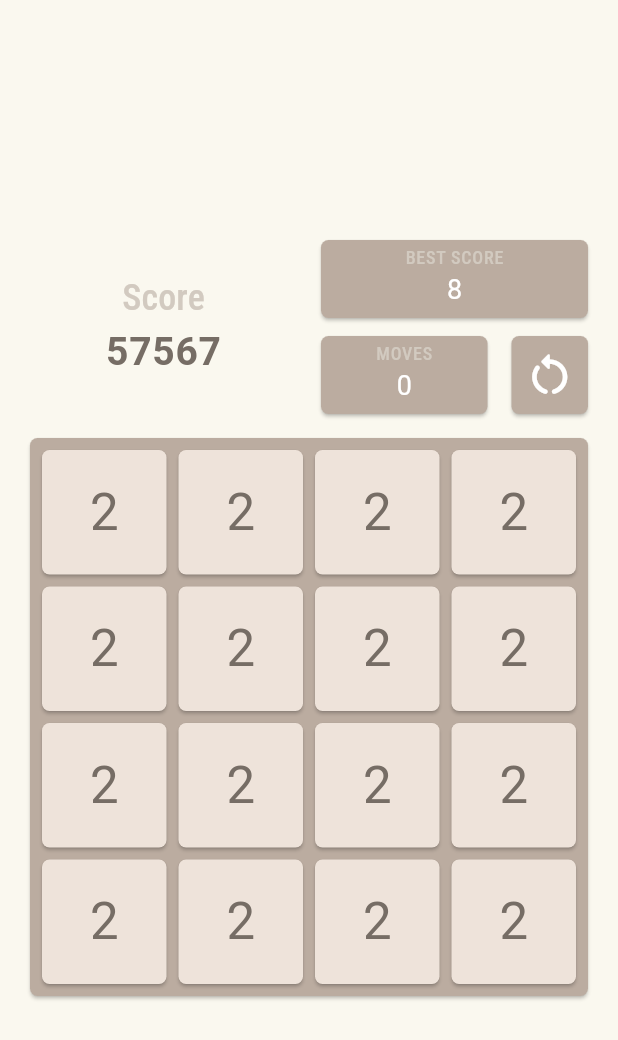
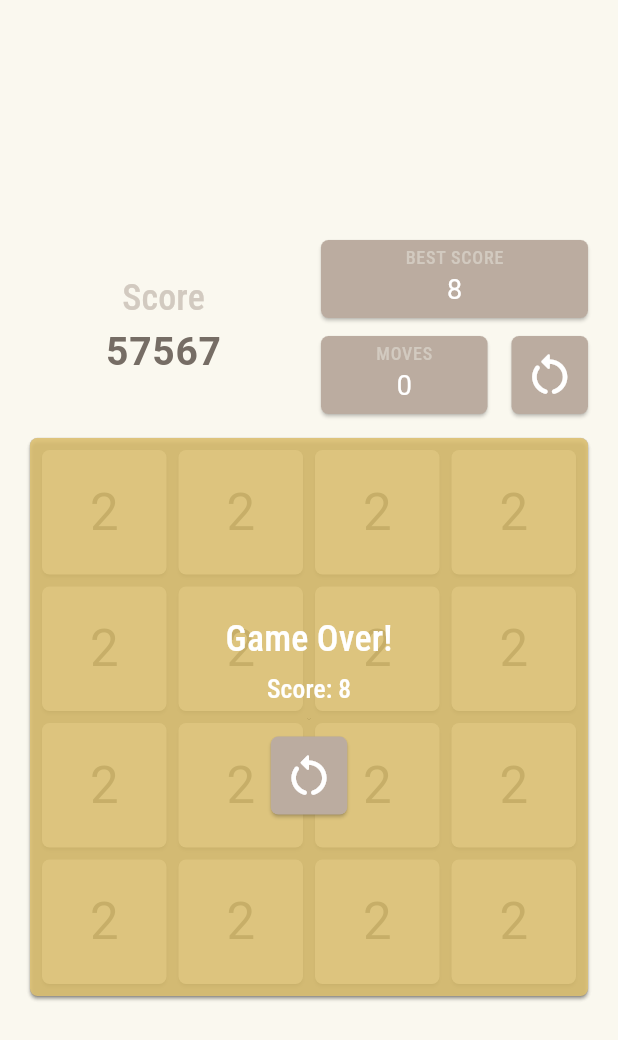
Before and after one commit to Esosek/my_2048, a Flutter app: the screen it shows after launch, on a phone screen of 412 x 824 dp. Shown: the top 1040 px of the screen. Run offline on Flutter 3.47's test engine with Material 3 defaults, Android fonts, the phone set to English and light mode, and no system bars; our stand-ins replace flutter_riverpod, google_fonts, logger.

Commit message:
Added End overlay

```diff
--- a/lib/components/board_tile.dart
+++ b/lib/components/board_tile.dart
@@ -6,6 +6,7 @@ class BoardTile extends StatelessWidget {
   @override
   Widget build(BuildContext context) {
     return Card(
+      // TODO: Add Tile backgroundColor
       color: const Color.fromARGB(255, 238, 227, 218),
       child: Padding(
         padding: const EdgeInsets.all(8),
@@ -15,6 +16,8 @@ class BoardTile extends StatelessWidget {
           child: Text(
             '2',
             style: Theme.of(context).textTheme.bodyLarge!.copyWith(
+                  // TODO: Add dark color for 2 and 4
+                  // TODO: Add light color for rest
                   color: const Color.fromARGB(255, 118, 109, 101),
                   fontSize: 34,
                 ),
--- a/lib/components/end_overlay.dart
+++ b/lib/components/end_overlay.dart
@@ -0,0 +1,36 @@
+import 'package:flutter/material.dart';
+import 'package:my_2048/components/reset_button.dart';
+
+class EndOverlay extends StatelessWidget {
+  const EndOverlay({super.key});
+
+  @override
+  Widget build(BuildContext context) {
+    return Positioned.fill(
+      child: Card(
+        color: const Color.fromARGB(190, 237, 207, 115),
+        child: Column(
+          mainAxisAlignment: MainAxisAlignment.center,
+          children: [
+            Text(
+              'Game Over!',
+              style: Theme.of(context).textTheme.labelLarge!.copyWith(
+                    color: Theme.of(context).colorScheme.onPrimary,
+                  ),
+            ),
+            const SizedBox(height: 4),
+            Text(
+              'Score: 8',
+              style: Theme.of(context).textTheme.labelLarge!.copyWith(
+                    color: Theme.of(context).colorScheme.onPrimary,
+                    fontSize: 17,
+                  ),
+            ),
+            const SizedBox(height: 16),
+            const ResetButton(),
+          ],
+        ),
+      ),
+    );
+  }
+}
--- a/lib/screens/game_screen.dart
+++ b/lib/screens/game_screen.dart
@@ -1,23 +1,31 @@
 import 'package:flutter/material.dart';
 
 import 'package:my_2048/components/board.dart';
+import 'package:my_2048/components/end_overlay.dart';
 import 'package:my_2048/components/reset_button.dart';
 import 'package:my_2048/components/score_counter.dart';
 import 'package:my_2048/components/small_counter.dart';
 
-class GameScreen extends StatelessWidget {
+class GameScreen extends StatefulWidget {
   const GameScreen({super.key});
 
   @override
+  State<GameScreen> createState() => _GameScreenState();
+}
+
+class _GameScreenState extends State<GameScreen> {
+  bool _isGameOver = true;
+
+  @override
   Widget build(BuildContext context) {
-    return const Scaffold(
-      backgroundColor: Color.fromARGB(255, 250, 248, 239),
+    return Scaffold(
+      backgroundColor: const Color.fromARGB(255, 250, 248, 239),
       body: Padding(
-          padding: EdgeInsets.all(16),
+          padding: const EdgeInsets.all(16),
           child: Column(
             mainAxisAlignment: MainAxisAlignment.center,
             children: [
-              Row(
+              const Row(
                 mainAxisAlignment: MainAxisAlignment.spaceBetween,
                 children: [
                   Expanded(
@@ -53,8 +61,14 @@ class GameScreen extends StatelessWidget {
                   ),
                 ],
               ),
-              SizedBox(height: 8),
-              Board(),
+              const SizedBox(height: 8),
+              Stack(
+                alignment: Alignment.center,
+                children: [
+                  const Board(),
+                  if (_isGameOver) const EndOverlay(),
+                ],
+              ),
             ],
           )),
     );
```
